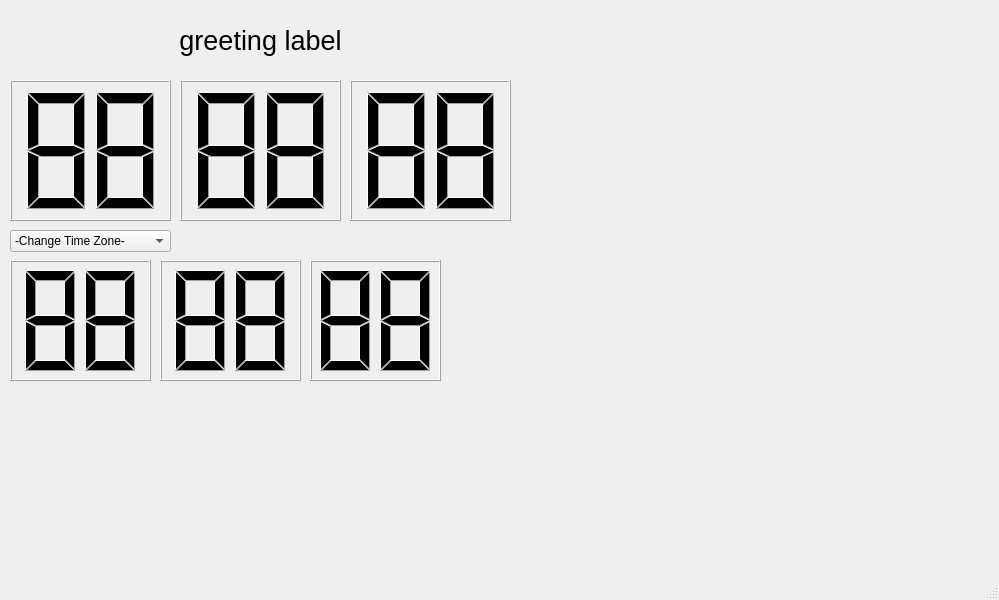
First picture: the form in mainwindow.ui, repository EthanYoo-SPU/AppProgFinals, before the edit.
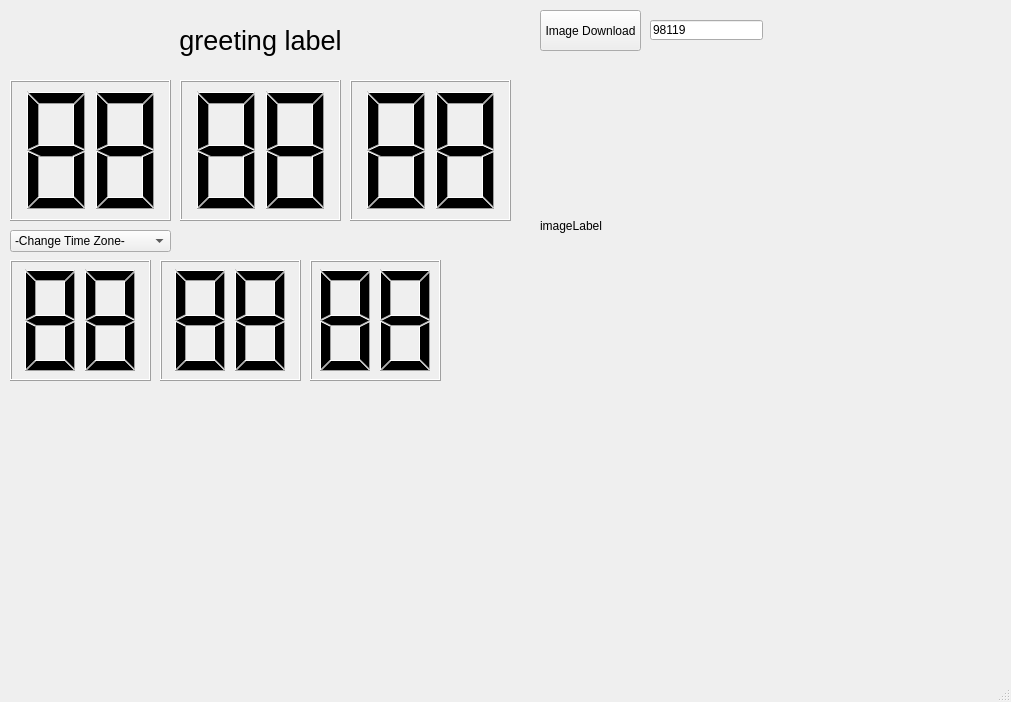
Second picture: the form after the edit.

Diff of the .ui file:
```diff
--- a/mainwindow.ui
+++ b/mainwindow.ui
@@ -6,8 +6,8 @@
    <rect>
     <x>0</x>
     <y>0</y>
-    <width>999</width>
-    <height>600</height>
+    <width>1011</width>
+    <height>702</height>
    </rect>
   </property>
   <property name="windowTitle">
@@ -164,6 +164,45 @@
      <double>88.000000000000000</double>
     </property>
    </widget>
+   <widget class="QPushButton" name="imageDownloadButton">
+    <property name="geometry">
+     <rect>
+      <x>540</x>
+      <y>10</y>
+      <width>101</width>
+      <height>41</height>
+     </rect>
+    </property>
+    <property name="text">
+     <string>Image Download</string>
+    </property>
+   </widget>
+   <widget class="QLabel" name="imageLabel">
+    <property name="geometry">
+     <rect>
+      <x>540</x>
+      <y>70</y>
+      <width>441</width>
+      <height>311</height>
+     </rect>
+    </property>
+    <property name="text">
+     <string>imageLabel</string>
+    </property>
+   </widget>
+   <widget class="QLineEdit" name="zipCodeEdit">
+    <property name="geometry">
+     <rect>
+      <x>650</x>
+      <y>20</y>
+      <width>113</width>
+      <height>20</height>
+     </rect>
+    </property>
+    <property name="text">
+     <string>98119</string>
+    </property>
+   </widget>
   </widget>
   <widget class="QMenuBar" name="menubar">
    <property name="geometry">
```
Left out of the diff: 2 changed lines with no effect on the pictures.
